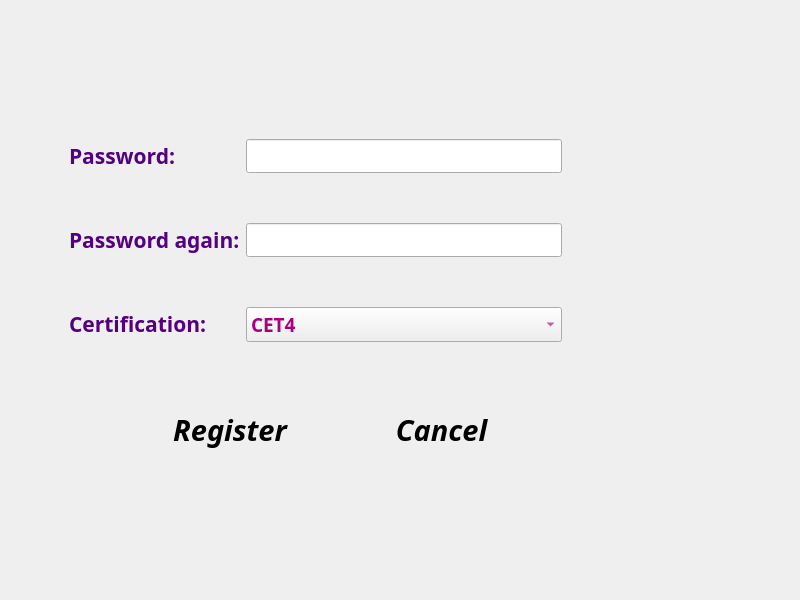
Old version of the form Register.ui in the repository Phoveran/CrowdSourcing.
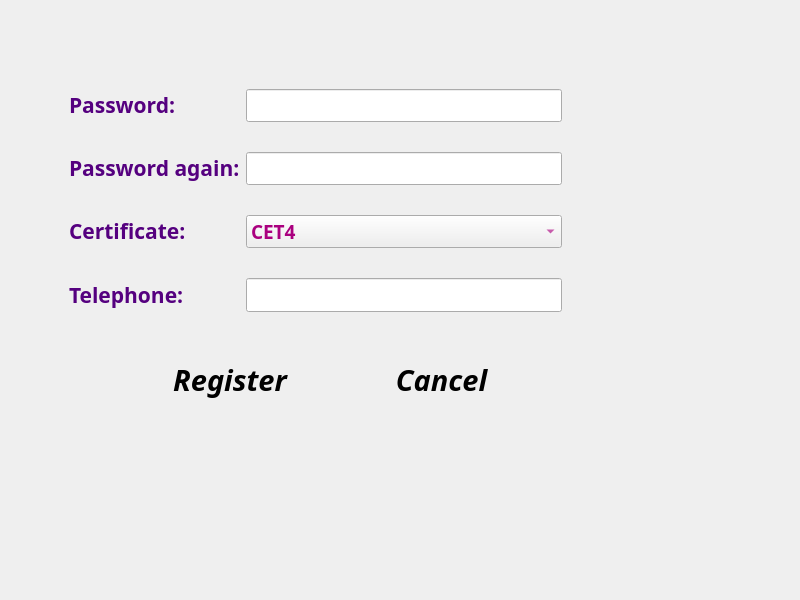
New version of the form. Icons and pictures are not drawn.

```diff
--- a/Register.ui
+++ b/Register.ui
@@ -21,9 +21,9 @@
    <property name="geometry">
     <rect>
      <x>60</x>
-     <y>130</y>
+     <y>80</y>
      <width>511</width>
-     <height>221</height>
+     <height>241</height>
     </rect>
    </property>
    <property name="styleSheet">
@@ -31,7 +31,7 @@
    </property>
    <layout class="QFormLayout" name="formLayout">
     <property name="verticalSpacing">
-     <number>50</number>
+     <number>30</number>
     </property>
     <item row="0" column="0">
      <widget class="QLabel" name="label">
@@ -130,7 +130,7 @@
        <string notr="true">border-image: \*url();</string>
       </property>
       <property name="text">
-       <string>&lt;html&gt;&lt;head/&gt;&lt;body&gt;&lt;p&gt;&lt;span style=&quot; color:#55007f;&quot;&gt;Certification:&lt;/span&gt;&lt;/p&gt;&lt;/body&gt;&lt;/html&gt;</string>
+       <string>&lt;html&gt;&lt;head/&gt;&lt;body&gt;&lt;p&gt;&lt;span style=&quot; color:#55007f;&quot;&gt;Certificate:&lt;/span&gt;&lt;/p&gt;&lt;/body&gt;&lt;/html&gt;</string>
       </property>
      </widget>
     </item>
@@ -194,13 +194,54 @@
       </item>
      </widget>
     </item>
+    <item row="3" column="0">
+     <widget class="QLabel" name="label_4">
+      <property name="font">
+       <font>
+        <family>Century Gothic</family>
+        <pointsize>16</pointsize>
+        <weight>75</weight>
+        <italic>false</italic>
+        <bold>true</bold>
+       </font>
+      </property>
+      <property name="styleSheet">
+       <string notr="true">border-image: \*url();</string>
+      </property>
+      <property name="text">
+       <string>&lt;html&gt;&lt;head/&gt;&lt;body&gt;&lt;p&gt;&lt;span style=&quot; color:#55007f;&quot;&gt;Telephone:&lt;/span&gt;&lt;/p&gt;&lt;/body&gt;&lt;/html&gt;</string>
+      </property>
+     </widget>
+    </item>
+    <item row="3" column="1">
+     <widget class="QLineEdit" name="teleLineEdit">
+      <property name="font">
+       <font>
+        <family>Century Gothic</family>
+        <pointsize>14</pointsize>
+        <weight>75</weight>
+        <bold>true</bold>
+       </font>
+      </property>
+      <property name="styleSheet">
+       <string notr="true">border-image: \*url();
+color: rgb(0, 0, 0);</string>
+      </property>
+      <property name="text">
+       <string/>
+      </property>
+      <property name="echoMode">
+       <enum>QLineEdit::PasswordEchoOnEdit</enum>
+      </property>
+     </widget>
+    </item>
    </layout>
   </widget>
   <widget class="QFrame" name="horizontalFrame">
    <property name="geometry">
     <rect>
      <x>130</x>
-     <y>390</y>
+     <y>340</y>
      <width>411</width>
      <height>80</height>
     </rect>
```
Left out of the diff: 44 changed lines with no effect on the pictures.
